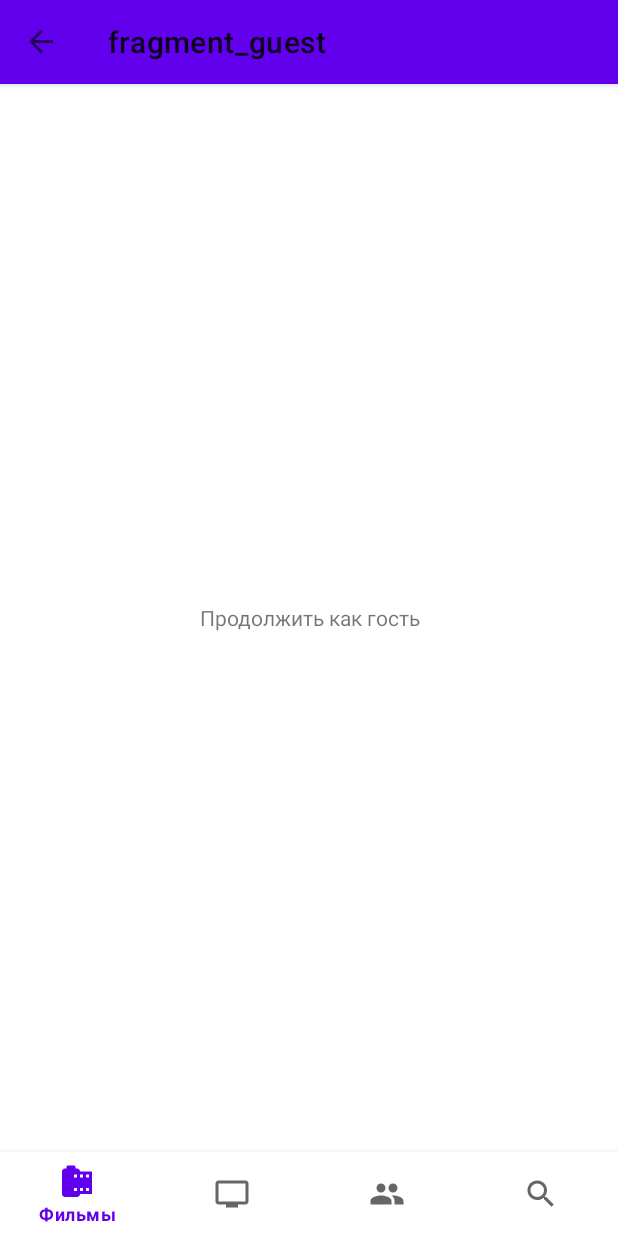
After one commit to Aristman/Filmoteca, an Android app: the GuestFragment screen opened through its navigation route, on a phone screen of 412 x 824 dp. The commit adds this screen. Run offline under Robolectric (Android 15) with nearby library versions, the phone set to English and light mode, and no system bars; our stand-ins replace navigation-ui.

Commit message:
Добавлен гостевой фрагмент с viewModel Реальзован переход на фрагмент по клику кнопки на фрагменте Логин для гостя

```diff
--- a/app/build.gradle
+++ b/app/build.gradle
@@ -1,5 +1,8 @@
 plugins {
     id 'com.android.application'
+    id 'androidx.navigation.safeargs'
+
+
 }
 apply plugin: 'kotlin-android'
 
@@ -50,6 +53,7 @@ dependencies {
     implementation("androidx.navigation:navigation-fragment-ktx:2.3.5")
     implementation("androidx.navigation:navigation-ui-ktx:2.3.5")
 
+
 }
 repositories {
     mavenCentral()
--- /dev/null
+++ b/app/src/main/java/ru/marslab/filmoteca/ui/guest/GuestFragment.kt
@@ -0,0 +1,34 @@
+package ru.marslab.filmoteca.ui.guest
+
+import android.os.Bundle
+import androidx.fragment.app.Fragment
+import android.view.LayoutInflater
+import android.view.View
+import android.view.ViewGroup
+import androidx.fragment.app.viewModels
+import ru.marslab.filmoteca.R
+import ru.marslab.filmoteca.databinding.FragmentGuestBinding
+
+class GuestFragment : Fragment() {
+    private var _binding: FragmentGuestBinding? = null
+    private val binding: FragmentGuestBinding
+        get() = _binding!!
+    private val guestViewModel by viewModels<GuestViewModel>()
+
+    override fun onCreate(savedInstanceState: Bundle?) {
+        super.onCreate(savedInstanceState)
+    }
+
+    override fun onCreateView(
+        inflater: LayoutInflater, container: ViewGroup?,
+        savedInstanceState: Bundle?
+    ): View? {
+        _binding = FragmentGuestBinding.inflate(inflater, container, false)
+        return _binding?.root
+    }
+
+    override fun onDestroyView() {
+        _binding = null
+        super.onDestroyView()
+    }
+}
--- /dev/null
+++ b/app/src/main/java/ru/marslab/filmoteca/ui/guest/GuestViewModel.kt
@@ -0,0 +1,6 @@
+package ru.marslab.filmoteca.ui.guest
+
+import androidx.lifecycle.ViewModel
+
+class GuestViewModel: ViewModel() {
+}
--- a/app/src/main/java/ru/marslab/filmoteca/ui/login/LoginFragment.kt
+++ b/app/src/main/java/ru/marslab/filmoteca/ui/login/LoginFragment.kt
@@ -6,6 +6,7 @@ import android.view.View
 import android.view.ViewGroup
 import androidx.fragment.app.Fragment
 import androidx.fragment.app.viewModels
+import androidx.navigation.fragment.findNavController
 import ru.marslab.filmoteca.databinding.FragmentLoginBinding
 
 class LoginFragment : Fragment() {
@@ -26,6 +27,18 @@ class LoginFragment : Fragment() {
         return _binding?.root
     }
 
+    override fun onViewCreated(view: View, savedInstanceState: Bundle?) {
+        super.onViewCreated(view, savedInstanceState)
+        initListeners()
+    }
+
+    private fun initListeners() {
+        binding.guestBtn.setOnClickListener {
+            val action = LoginFragmentDirections.actionLoginFragmentToGuestFragment()
+            findNavController().navigate(action)
+        }
+    }
+
     override fun onDestroyView() {
         _binding = null
         super.onDestroyView()
--- /dev/null
+++ b/app/src/main/res/layout/fragment_guest.xml
@@ -0,0 +1,14 @@
+<?xml version="1.0" encoding="utf-8"?>
+<FrameLayout xmlns:android="http://schemas.android.com/apk/res/android"
+    xmlns:tools="http://schemas.android.com/tools"
+    android:layout_width="match_parent"
+    android:layout_height="match_parent"
+    tools:context=".ui.guest.GuestFragment">
+
+    <TextView
+        android:gravity="center"
+        android:layout_width="match_parent"
+        android:layout_height="match_parent"
+        android:text="@string/guest_btn" />
+
+</FrameLayout>
--- a/app/src/main/res/navigation/main_nav_graph.xml
+++ b/app/src/main/res/navigation/main_nav_graph.xml
@@ -8,7 +8,11 @@
         android:id="@+id/loginFragment"
         android:name="ru.marslab.filmoteca.ui.login.LoginFragment"
         android:label="@string/login"
-        tools:layout="@layout/fragment_login" />
+        tools:layout="@layout/fragment_login" >
+        <action
+            android:id="@+id/action_loginFragment_to_guestFragment"
+            app:destination="@id/guestFragment" />
+    </fragment>
     <fragment
         android:id="@+id/aboutFragment"
         android:name="ru.marslab.filmoteca.ui.about.AboutFragment"
@@ -19,4 +23,9 @@
         android:name="ru.marslab.filmoteca.ui.help.HelpFragment"
         android:label="@string/help"
         tools:layout="@layout/fragment_help" />
+    <fragment
+        android:id="@+id/guestFragment"
+        android:name="ru.marslab.filmoteca.ui.guest.GuestFragment"
+        android:label="fragment_guest"
+        tools:layout="@layout/fragment_guest" />
 </navigation>
--- a/build.gradle
+++ b/build.gradle
@@ -1,6 +1,7 @@
 // Top-level build file where you can add configuration options common to all sub-projects/modules.
 buildscript {
     ext.kotlin_version = '1.5.10'
+    ext.nav_version = '2.3.5'
     repositories {
         google()
         mavenCentral()
@@ -9,8 +10,10 @@ buildscript {
         classpath "com.android.tools.build:gradle:4.2.2"
         classpath "org.jetbrains.kotlin:kotlin-gradle-plugin:$kotlin_version"
 
+        classpath("androidx.navigation:navigation-safe-args-gradle-plugin:$nav_version")
         // NOTE: Do not place your application dependencies here; they belong
         // in the individual module build.gradle files
+
     }
 }
 
```
